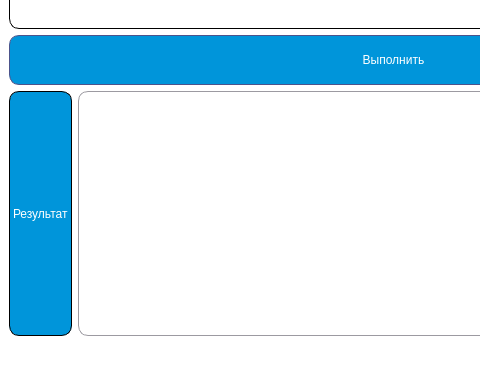
This is methods_interface_qt/ui/design.ui in ksieuk/MAI_minimization_methods as Qt 5 draws it before an edit; both pictures show x 0 to 480 and y 370 to 735 of the 787 by 735 pixel window. The edited form follows.
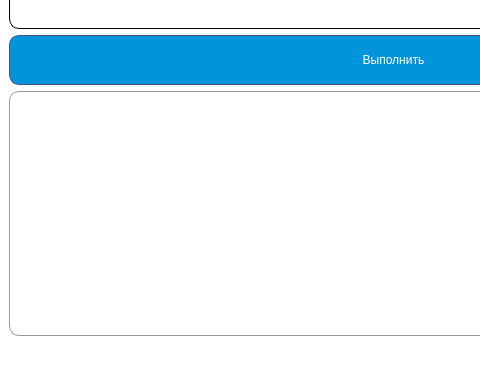
This is the edited form. Icons and pictures are not drawn.

The edit to the form file:
```diff
--- a/methods_interface_qt/ui/design.ui
+++ b/methods_interface_qt/ui/design.ui
@@ -212,24 +212,6 @@
     </item>
     <item>
      <layout class="QHBoxLayout" name="layout_output">
-      <item>
-       <widget class="QLabel" name="img_grafic">
-        <property name="styleSheet">
-         <string notr="true">QLabel{
-	text-align: center;
-	color: white;
-	background-color:rgb(0,149,218);
-	border: 1px solid rgb(0, 0, 0);
-	border-radius: 10px;
-	font: 24px &quot;Fira Sans&quot;, sans-serif, center;
-}
-</string>
-        </property>
-        <property name="text">
-         <string>Результат</string>
-        </property>
-       </widget>
-      </item>
       <item>
        <widget class="QTextBrowser" name="text_entry">
         <property name="styleSheet">
@@ -250,8 +232,8 @@
          <string>&lt;!DOCTYPE HTML PUBLIC &quot;-//W3C//DTD HTML 4.0//EN&quot; &quot;http://www.w3.org/TR/REC-html40/strict.dtd&quot;&gt;
 &lt;html&gt;&lt;head&gt;&lt;meta name=&quot;qrichtext&quot; content=&quot;1&quot; /&gt;&lt;style type=&quot;text/css&quot;&gt;
 p, li { white-space: pre-wrap; }
-&lt;/style&gt;&lt;/head&gt;&lt;body style=&quot; font-family:'Fira Sans,sans-serif'; font-size:22px; font-weight:400; font-style:normal;&quot;&gt;
-&lt;p style=&quot;-qt-paragraph-type:empty; margin-top:0px; margin-bottom:0px; margin-left:0px; margin-right:0px; -qt-block-indent:0; text-indent:0px; font-size:36px;&quot;&gt;&lt;br /&gt;&lt;/p&gt;&lt;/body&gt;&lt;/html&gt;</string>
+&lt;/style&gt;&lt;/head&gt;&lt;body style=&quot; font-family:'Fira Sans','sans-serif'; font-size:22px; font-weight:400; font-style:normal;&quot;&gt;
+&lt;p style=&quot;-qt-paragraph-type:empty; margin-top:0px; margin-bottom:0px; margin-left:0px; margin-right:0px; -qt-block-indent:0; text-indent:0px; font-family:'Fira Sans,sans-serif'; font-size:36px;&quot;&gt;&lt;br /&gt;&lt;/p&gt;&lt;/body&gt;&lt;/html&gt;</string>
         </property>
         <property name="textInteractionFlags">
          <set>Qt::TextSelectableByKeyboard|Qt::TextSelectableByMouse</set>
```
Left out of the diff: 2 changed lines with no effect on the pictures.
